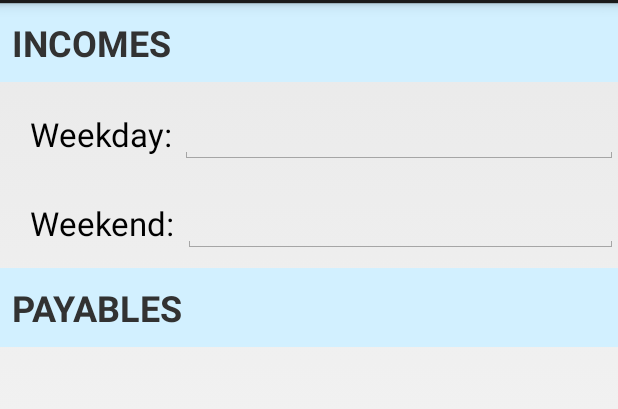
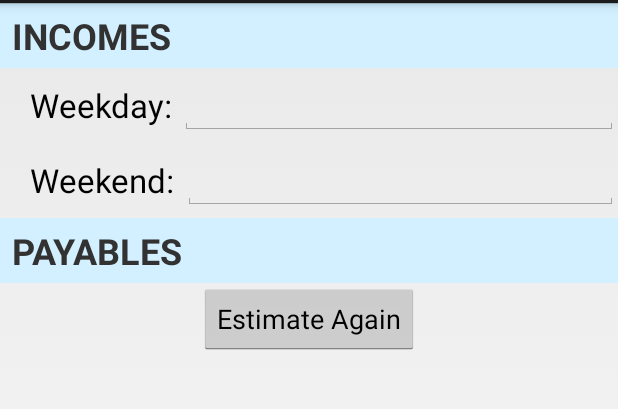
Before and after one commit to ycao233/CashFlowEstimation, an Android app: the fragment CashFlowsFragment shown on its own in the app's theme, on a phone screen of 412 x 824 dp, the part 69-478 px from its top. Run offline under Robolectric (Android 15) with nearby library versions, the phone set to English and light mode, and no system bars; libraries missing offline, so code that uses them is left out: com.google.inject, roboguice.fragment; 5 statements that could not run were skipped.

Commit message:
fixed some sql update issue

```diff
--- a/CashFlowEstimation/src/main/java/com/ycao/cashflowestimation/dal/SQLiteConnector.java
+++ b/CashFlowEstimation/src/main/java/com/ycao/cashflowestimation/dal/SQLiteConnector.java
@@ -34,7 +34,7 @@ public class SQLiteConnector extends SQLiteOpenHelper {
 
     private static final String CREATE_INVOICE = String.format("create table %s " +
             "(%s integer primary key autoincrement, " +
-            "%s text not null, " +
+            "%s text not null UNIQUE, " +
             "%s text not null, " +
             "%s real);",
             INVOICE_TABLE,
@@ -75,7 +75,7 @@ public class SQLiteConnector extends SQLiteOpenHelper {
 
     private static final String CREATE_RECURRENT_CASH_FLOW = String.format("create table %s " +
             "(%s integer primary key autoincrement," +
-            "%s text not null," +
+            "%s text not null UNIQUE," +
             "%s text not null," +
             "%s real not null);",
             RECURRENT_CASH_FLOW_TABLE,
--- a/CashFlowEstimation/src/main/java/com/ycao/cashflowestimation/ui/CashFlowsFragment.java
+++ b/CashFlowEstimation/src/main/java/com/ycao/cashflowestimation/ui/CashFlowsFragment.java
@@ -1,10 +1,12 @@
 package com.ycao.cashflowestimation.ui;
 
+import android.app.TabActivity;
 import android.content.Context;
 import android.content.SharedPreferences;
 import android.os.Bundle;
 import android.text.Editable;
 import android.text.TextWatcher;
+import android.util.Log;
 import android.view.LayoutInflater;
 import android.view.View;
 import android.view.ViewGroup;
@@ -13,6 +15,7 @@ import android.widget.Adapter;
 import android.widget.AdapterView;
 import android.widget.ArrayAdapter;
 import android.widget.BaseAdapter;
+import android.widget.Button;
 import android.widget.EditText;
 import android.widget.ListView;
 import android.widget.Spinner;
@@ -42,16 +45,35 @@ public class CashFlowsFragment extends RoboFragment {
     @Override
     public View onCreateView(LayoutInflater inflater, ViewGroup container, Bundle savedInstanceState) {
         View view = inflater.inflate(R.layout.fragment_cash_flows, container, false);
-        EditText weekdayIncome = (EditText) view.findViewById(R.id.weekday_editText);
-        EditText weekendIncome = (EditText) view.findViewById(R.id.weekend_editText);
+        final EditText weekdayIncome = (EditText) view.findViewById(R.id.weekday_editText);
+        final EditText weekendIncome = (EditText) view.findViewById(R.id.weekend_editText);
 
-        SharedPreferences settings = getActivity().getSharedPreferences(APP_NAME, getActivity().MODE_PRIVATE);
+        final SharedPreferences settings = getActivity().getSharedPreferences(APP_NAME, getActivity().MODE_PRIVATE);
         weekdayIncome.setText(String.valueOf(settings.getFloat(WEEKDAY_INCOME, WEEKDAY_INCOME_DEFAULT)));
         weekendIncome.setText(String.valueOf(settings.getFloat(WEEKEND_INCOME, WEEKEND_INCOME_DEFAULT)));
 
         List<RecurrentCashFlow> allOutFlow = RecurrentCashFlow.getAllRecurrentCashFlow(sqlConn.getWritableDatabase());
-        ListView outflow = (ListView) view.findViewById(R.id.recurrent_cashflow_list);
+        final ListView outflow = (ListView) view.findViewById(R.id.recurrent_cashflow_list);
         outflow.setAdapter(new RecurrentCashFlowListAdapter(getActivity(), allOutFlow));
+
+        Button estimateButton = (Button) view.findViewById(R.id.estimate_button);
+        estimateButton.setOnClickListener(new View.OnClickListener() {
+            @Override
+            public void onClick(View v) {
+                SharedPreferences.Editor editor = settings.edit();
+                editor.putFloat(WEEKDAY_INCOME, Float.parseFloat(String.valueOf(weekdayIncome.getText())));
+                editor.putFloat(WEEKEND_INCOME, Float.parseFloat(String.valueOf(weekendIncome.getText())));
+
+                editor.commit();
+
+                List<RecurrentCashFlow> cashflows = ((RecurrentCashFlowListAdapter) outflow.getAdapter()).getOutflows();
+                for (RecurrentCashFlow cashflow : cashflows) {
+                    cashflow.persist(sqlConn.getWritableDatabase());
+                }
+
+                getActivity().getActionBar().setSelectedNavigationItem(0);
+            }
+        });
 
         return view;
     }
--- a/CashFlowEstimation/src/main/java/com/ycao/cashflowestimation/ui/MainActivity.java
+++ b/CashFlowEstimation/src/main/java/com/ycao/cashflowestimation/ui/MainActivity.java
@@ -99,6 +99,10 @@ public class MainActivity extends RoboFragmentActivity implements ActionBar.TabL
         }
     }
 
+    private void cleanup() {
+        this.deleteDatabase(sqlConn.getDatabaseName());
+    }
+
     @Override
     public boolean onCreateOptionsMenu(Menu menu) {
         // Inflate the menu; this adds items to the action bar if it is present.
--- a/CashFlowEstimation/src/main/res/layout/fragment_cash_flows.xml
+++ b/CashFlowEstimation/src/main/res/layout/fragment_cash_flows.xml
@@ -13,14 +13,14 @@
               android:textIsSelectable="false"
               android:textSize="24dip"
               android:background="#d2f0ff"
-              android:paddingTop="10dip"
-              android:paddingBottom="10dip"
+              android:paddingTop="5dip"
+              android:paddingBottom="5dip"
             />
     <LinearLayout
             android:layout_width="match_parent"
             android:layout_height="wrap_content"
-            android:paddingTop="15dip"
-            android:paddingBottom="10dip"
+            android:paddingTop="5dip"
+            android:paddingBottom="5dip"
             android:layout_gravity="left|center_vertical">
         <TextView
                 android:layout_width="wrap_content"
@@ -42,8 +42,8 @@
     <LinearLayout
             android:layout_width="match_parent"
             android:layout_height="wrap_content"
-            android:paddingTop="10dip"
-            android:paddingBottom="10dip"
+            android:paddingTop="5dip"
+            android:paddingBottom="5dip"
             android:layout_gravity="left|center_vertical">
         <TextView
                 android:layout_width="wrap_content"
@@ -72,19 +72,15 @@
               android:textIsSelectable="false"
               android:textSize="24dip"
               android:background="#d2f0ff"
-              android:paddingTop="10dip"
-              android:paddingBottom="10dip"
+              android:paddingTop="5dip"
+              android:paddingBottom="5dip"
             />
 
-    <FrameLayout xmlns:android="http://schemas.android.com/apk/res/android"
-                 android:layout_width="match_parent"
-                 android:layout_height="match_parent">
         <ListView android:id="@+id/recurrent_cashflow_list"
                   android:layout_width="match_parent"
-                  android:layout_height="match_parent"
+                  android:layout_height="wrap_content"
                   android:cacheColorHint="@android:color/white"
                   android:drawSelectorOnTop="false" />
-    </FrameLayout>
 
         <Button
                 android:layout_width="wrap_content"
@@ -92,9 +88,8 @@
                 android:text="Estimate Again"
                 android:id="@+id/estimate_button"
                 android:layout_gravity="center"
-            android:clickable="false"
+                android:clickable="true"
                 android:enabled="true"
-            android:visibility="visible"
                 android:gravity="center"
                 />
 
```
Also changed, not shown: CashFlowEstimation/src/main/java/com/ycao/cashflowestimation/domain/RecurrentCashFlow.java (+12 -3 lines). Lines whose indentation alone changed are shown as unchanged.
